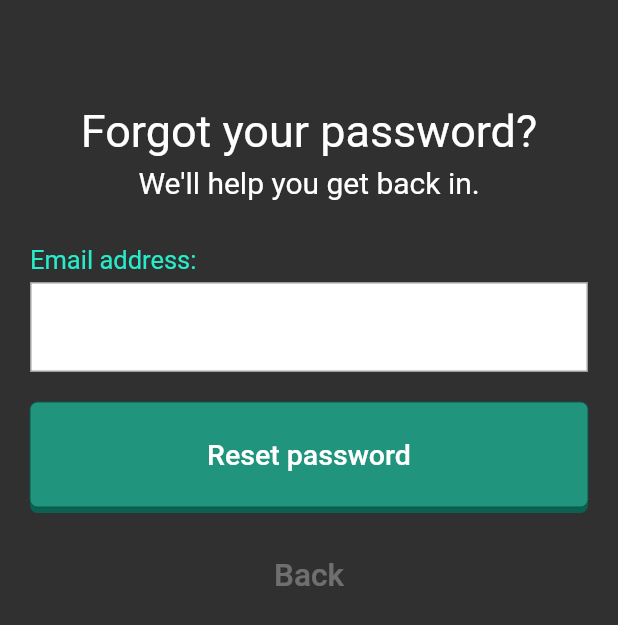
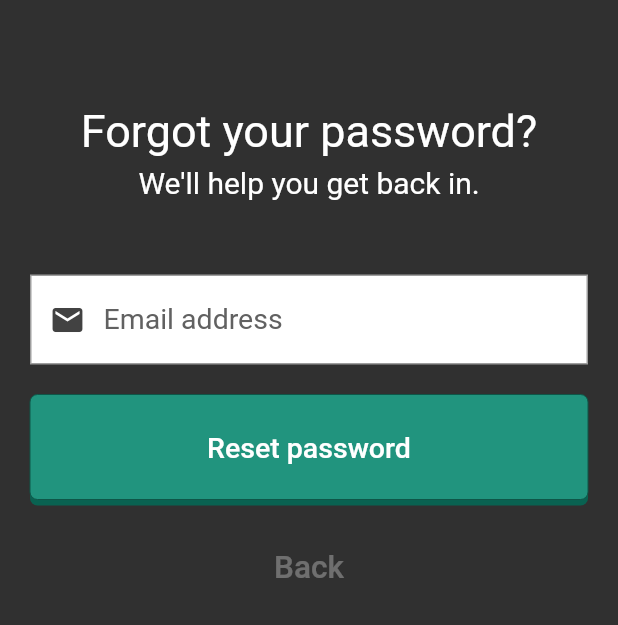
Before and after one commit to gaguinaga2000/fireb_scoreb, a Flutter app: the screen it shows after launch, after a tap on "Login", after a tap on "Forgot password?", on a phone screen of 412 x 824 dp. Shown: the top 625 px of the screen. Run offline on Flutter 3.47's test engine with Material 2 defaults, Android fonts, the phone set to English and light mode, and no system bars; our stand-ins replace cloud_firestore, firebase_auth; accounts and stored records are empty.

Commit message:
before email verify

```diff
--- a/lib/forgot_password.dart
+++ b/lib/forgot_password.dart
@@ -38,11 +38,16 @@ class _ForgotPasswordState extends State<ForgotPassword> {
 
   @override
   Widget build(BuildContext context) {
-    return Scaffold(
-      key: _scaffoldKey,
-      resizeToAvoidBottomInset: false,
-      backgroundColor: Colors.grey[850],
-      body: mainContent(),
+    return GestureDetector(
+      onTap: () {
+        FocusScope.of(context).requestFocus(new FocusNode());
+      },
+      child: Scaffold(
+        key: _scaffoldKey,
+        resizeToAvoidBottomInset: false,
+        backgroundColor: Colors.grey[850],
+        body: mainContent(),
+      ),
     );
   }
 
@@ -80,12 +85,9 @@ class _ForgotPasswordState extends State<ForgotPassword> {
               ),
             ),
             //Enter your email address
-            Text(
-              "Email address: ",
-              style: TextStyle(color: Color(0xff27ecc9), fontSize: 17.0),
-            ),
+
             Padding(
-              padding: const EdgeInsets.only(top: 5.0, bottom: 20.0),
+              padding: const EdgeInsets.only(top: 20.0, bottom: 20.0),
               child: emailField(),
             ),
 
@@ -113,7 +115,7 @@ class _ForgotPasswordState extends State<ForgotPassword> {
   Widget emailField() {
     return Container(
       alignment: Alignment.center,
-      padding: EdgeInsets.only(left: 20.0, right: 10.0),
+      padding: EdgeInsets.only(left: 0.0, right: 10.0),
       height: 60.0,
       decoration: BoxDecoration(
         border: Border.all(width: 1.0, color: Colors.grey),
@@ -129,6 +131,9 @@ class _ForgotPasswordState extends State<ForgotPassword> {
         },
         decoration: InputDecoration(
           border: InputBorder.none,
+           hintText: "Email address",
+            hintStyle: TextStyle(fontSize: 19.0, color: Colors.grey[700]),
+              prefixIcon: Icon(Icons.email, color: Colors.grey[800]),
         ),
       ),
     );
--- a/lib/login_page.dart
+++ b/lib/login_page.dart
@@ -19,6 +19,9 @@ class LoginPage extends StatefulWidget {
 class _LoginPageState extends State<LoginPage> {
   String _email, _password;
   final GlobalKey<FormState> _formKey = GlobalKey<FormState>();
+
+  bool _passObscure = true;
+  Color _eyeColor = Colors.grey;
 
   int _btnState = 0;
 
@@ -95,6 +98,7 @@ class _LoginPageState extends State<LoginPage> {
         //On succesful logIn, set _authStatus = AuthStatus.signedIn
         widget.onSignedIn(user);
       }).catchError((e) {
+        print(e.message);
         setState(() {
           _btnState = 0;
         });
@@ -107,7 +111,7 @@ class _LoginPageState extends State<LoginPage> {
 //logo
   Widget displayLogo() {
     return Image.asset(
-      "assets/logo_png6.png",
+      "assets/logo_png5.png",
       scale: 2.1,
     );
   } // END logo
@@ -182,17 +186,34 @@ class _LoginPageState extends State<LoginPage> {
             setState(() {
               _btnState = 0;
             });
-            return "Password field cannot be empty";
+      return "Password field cannot be empty";
+
           }
         },
         onSaved: (input) => _password = input,
         style: TextStyle(fontSize: 20.0),
         decoration: InputDecoration(
-            border: InputBorder.none,
-            hintText: "Password",
-            hintStyle: TextStyle(fontSize: 19.0, color: Colors.grey[700]),
-            prefixIcon: Icon(Icons.lock, color: Colors.grey[800])),
-        obscureText: true,
+          border: InputBorder.none,
+          hintText: "Password",
+          hintStyle: TextStyle(fontSize: 19.0, color: Colors.grey[700]),
+          prefixIcon: Icon(Icons.lock, color: Colors.grey[800]),
+          suffixIcon: IconButton(
+            icon: Icon(Icons.remove_red_eye, color: _eyeColor),
+           tooltip: 'Show password',
+            onPressed: () {
+              setState(() {
+                if (_passObscure) {
+                  _passObscure = false;
+                  _eyeColor = Colors.cyan[800];
+                } else {
+                  _passObscure = true;
+                  _eyeColor = Colors.grey;
+                }
+              });
+            },
+          ),
+        ),
+        obscureText: _passObscure,
       ),
     );
   } //END password field
```
Also changed, not shown: lib/signup_page.dart (+31 -35 lines).
